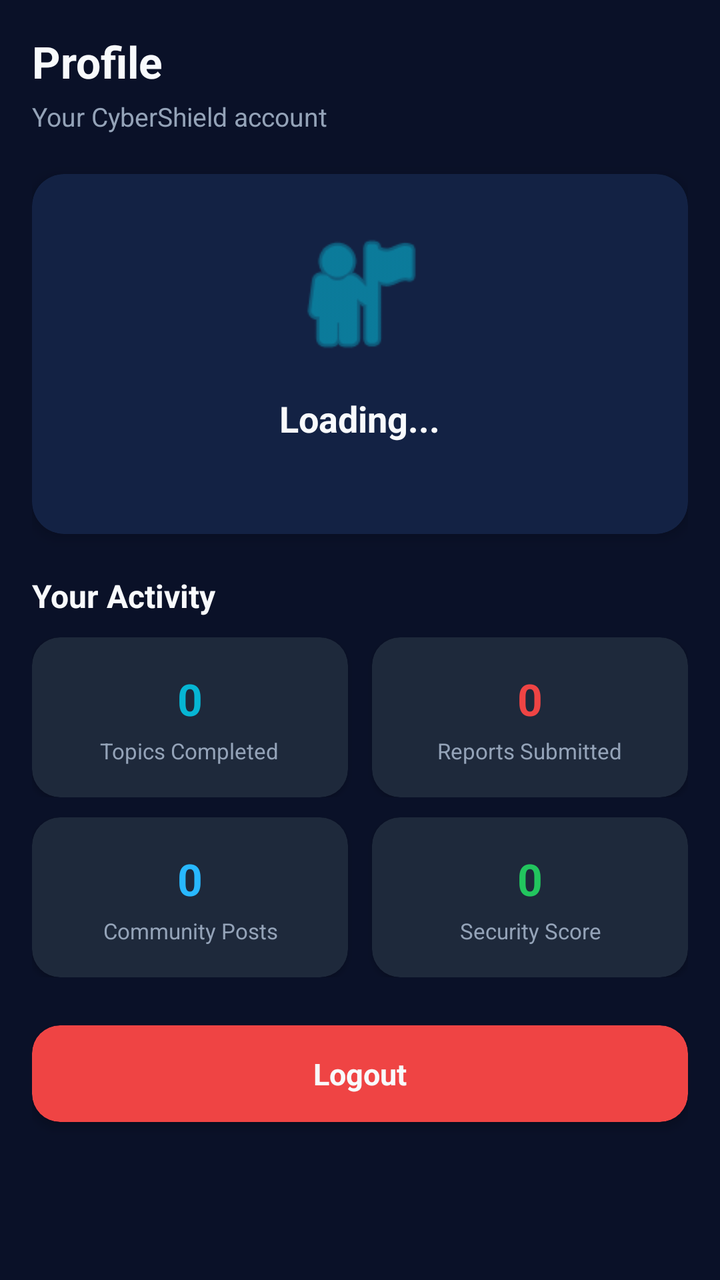
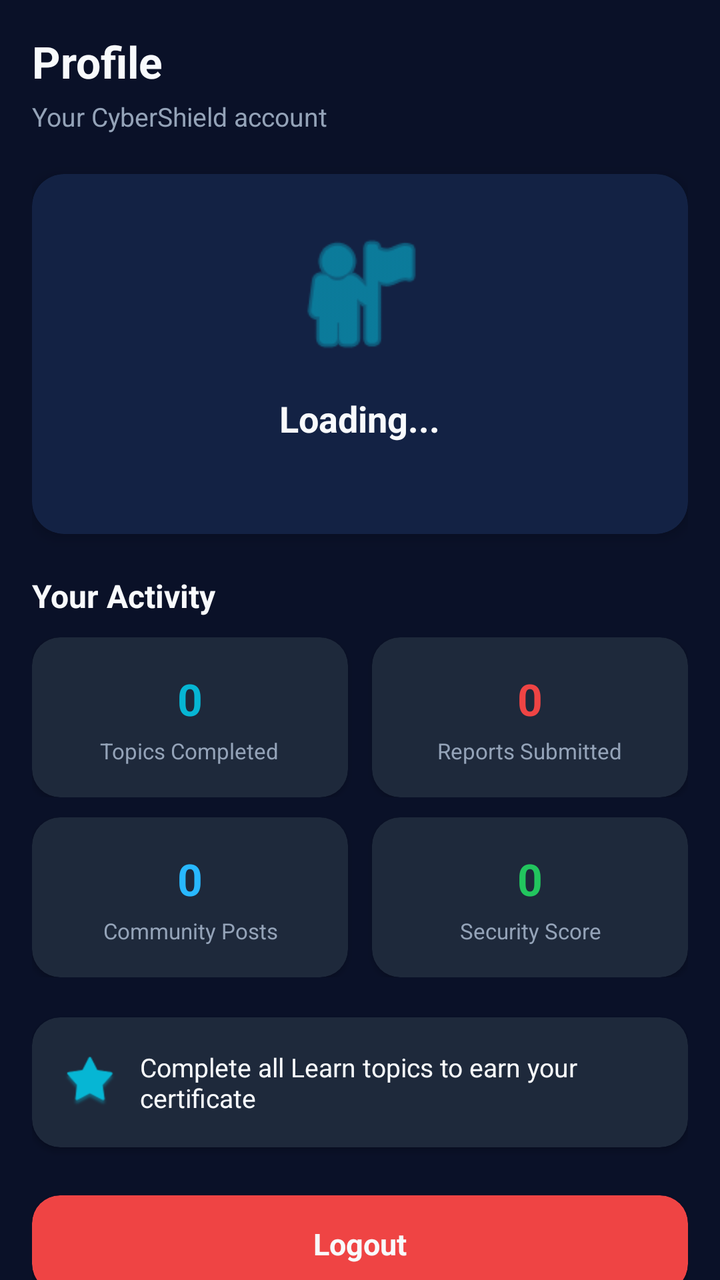

An Android layout rendered at two revisions. The XML below is the earlier revision; the diff shows what the commit changed to produce the second picture.
<!-- AndroidManifest.xml: application theme Theme.CyberShieldCommunity -->
<!-- res/layout/fragment_profile.xml -->
<?xml version="1.0" encoding="utf-8"?>
<androidx.core.widget.NestedScrollView xmlns:android="http://schemas.android.com/apk/res/android"
    xmlns:app="http://schemas.android.com/apk/res-auto"
    android:layout_width="match_parent"
    android:layout_height="match_parent"
    android:background="@color/background"
    android:fillViewport="true">

    <LinearLayout
        android:layout_width="match_parent"
        android:layout_height="wrap_content"
        android:orientation="vertical"
        android:padding="16dp">

        
        <TextView
            android:layout_width="wrap_content"
            android:layout_height="wrap_content"
            android:text="Profile"
            android:textColor="@color/text_primary"
            android:textSize="22sp"
            android:textStyle="bold" />

        <TextView
            android:layout_width="wrap_content"
            android:layout_height="wrap_content"
            android:layout_marginTop="4dp"
            android:layout_marginBottom="20dp"
            android:text="Your CyberShield account"
            android:textColor="@color/txtSecond"
            android:textSize="13sp" />

        
        <androidx.cardview.widget.CardView
            android:layout_width="match_parent"
            android:layout_height="wrap_content"
            android:layout_marginBottom="20dp"
            app:cardBackgroundColor="@color/card_background"
            app:cardCornerRadius="16dp"
            app:cardElevation="4dp">

            <LinearLayout
                android:layout_width="match_parent"
                android:layout_height="wrap_content"
                android:gravity="center_horizontal"
                android:orientation="vertical"
                android:padding="24dp">

                <ImageView
                    android:layout_width="72dp"
                    android:layout_height="72dp"
                    android:src="@android:drawable/ic_menu_myplaces"
                    android:contentDescription="@null"
                    app:tint="@color/accent" />

                <TextView
                    android:id="@+id/tvProfileName"
                    android:layout_width="wrap_content"
                    android:layout_height="wrap_content"
                    android:layout_marginTop="14dp"
                    android:text="Loading..."
                    android:textColor="@color/text_primary"
                    android:textSize="18sp"
                    android:textStyle="bold" />

                <TextView
                    android:id="@+id/tvProfileEmail"
                    android:layout_width="wrap_content"
                    android:layout_height="wrap_content"
                    android:layout_marginTop="4dp"
                    android:text=""
                    android:textColor="@color/txtSecond"
                    android:textSize="13sp" />

            </LinearLayout>
        </androidx.cardview.widget.CardView>

        
        <TextView
            android:layout_width="wrap_content"
            android:layout_height="wrap_content"
            android:layout_marginBottom="10dp"
            android:text="Your Activity"
            android:textColor="@color/text_primary"
            android:textSize="16sp"
            android:textStyle="bold" />

        <LinearLayout
            android:layout_width="match_parent"
            android:layout_height="wrap_content"
            android:orientation="horizontal"
            android:layout_marginBottom="10dp">

            <androidx.cardview.widget.CardView
                android:layout_width="0dp"
                android:layout_height="wrap_content"
                android:layout_weight="1"
                android:layout_marginEnd="6dp"
                app:cardBackgroundColor="@color/surface"
                app:cardCornerRadius="14dp"
                app:cardElevation="2dp">

                <LinearLayout
                    android:layout_width="match_parent"
                    android:layout_height="wrap_content"
                    android:orientation="vertical"
                    android:gravity="center"
                    android:padding="16dp">

                    <TextView
                        android:id="@+id/tvStatTopics"
                        android:layout_width="wrap_content"
                        android:layout_height="wrap_content"
                        android:text="0"
                        android:textColor="@color/accent"
                        android:textSize="22sp"
                        android:textStyle="bold" />

                    <TextView
                        android:layout_width="wrap_content"
                        android:layout_height="wrap_content"
                        android:layout_marginTop="4dp"
                        android:gravity="center"
                        android:text="Topics Completed"
                        android:textColor="@color/txtSecond"
                        android:textSize="11sp" />
                </LinearLayout>
            </androidx.cardview.widget.CardView>

            <androidx.cardview.widget.CardView
                android:layout_width="0dp"
                android:layout_height="wrap_content"
                android:layout_weight="1"
                android:layout_marginStart="6dp"
                app:cardBackgroundColor="@color/surface"
                app:cardCornerRadius="14dp"
                app:cardElevation="2dp">

                <LinearLayout
                    android:layout_width="match_parent"
                    android:layout_height="wrap_content"
                    android:orientation="vertical"
                    android:gravity="center"
                    android:padding="16dp">

                    <TextView
                        android:id="@+id/tvStatReports"
                        android:layout_width="wrap_content"
                        android:layout_height="wrap_content"
                        android:text="0"
                        android:textColor="@color/Dangerred"
                        android:textSize="22sp"
                        android:textStyle="bold" />

                    <TextView
                        android:layout_width="wrap_content"
                        android:layout_height="wrap_content"
                        android:layout_marginTop="4dp"
                        android:gravity="center"
                        android:text="Reports Submitted"
                        android:textColor="@color/txtSecond"
                        android:textSize="11sp" />
                </LinearLayout>
            </androidx.cardview.widget.CardView>
        </LinearLayout>

        <LinearLayout
            android:layout_width="match_parent"
            android:layout_height="wrap_content"
            android:orientation="horizontal">

            <androidx.cardview.widget.CardView
                android:layout_width="0dp"
                android:layout_height="wrap_content"
                android:layout_weight="1"
                android:layout_marginEnd="6dp"
                app:cardBackgroundColor="@color/surface"
                app:cardCornerRadius="14dp"
                app:cardElevation="2dp">

                <LinearLayout
                    android:layout_width="match_parent"
                    android:layout_height="wrap_content"
                    android:orientation="vertical"
                    android:gravity="center"
                    android:padding="16dp">

                    <TextView
                        android:id="@+id/tvStatPosts"
                        android:layout_width="wrap_content"
                        android:layout_height="wrap_content"
                        android:text="0"
                        android:textColor="@color/blue_light"
                        android:textSize="22sp"
                        android:textStyle="bold" />

                    <TextView
                        android:layout_width="wrap_content"
                        android:layout_height="wrap_content"
                        android:layout_marginTop="4dp"
                        android:gravity="center"
                        android:text="Community Posts"
                        android:textColor="@color/txtSecond"
                        android:textSize="11sp" />
                </LinearLayout>
            </androidx.cardview.widget.CardView>

            <androidx.cardview.widget.CardView
                android:layout_width="0dp"
                android:layout_height="wrap_content"
                android:layout_weight="1"
                android:layout_marginStart="6dp"
                app:cardBackgroundColor="@color/surface"
                app:cardCornerRadius="14dp"
                app:cardElevation="2dp">

                <LinearLayout
                    android:layout_width="match_parent"
                    android:layout_height="wrap_content"
                    android:orientation="vertical"
                    android:gravity="center"
                    android:padding="16dp">

                    <TextView
                        android:id="@+id/tvStatSecurityScore"
                        android:layout_width="wrap_content"
                        android:layout_height="wrap_content"
                        android:text="0"
                        android:textColor="@color/Safegreen"
                        android:textSize="22sp"
                        android:textStyle="bold" />

                    <TextView
                        android:layout_width="wrap_content"
                        android:layout_height="wrap_content"
                        android:layout_marginTop="4dp"
                        android:gravity="center"
                        android:text="Security Score"
                        android:textColor="@color/txtSecond"
                        android:textSize="11sp" />
                </LinearLayout>
            </androidx.cardview.widget.CardView>
        </LinearLayout>

        
        <androidx.cardview.widget.CardView
            android:id="@+id/cardLogout"
            android:layout_width="match_parent"
            android:layout_height="wrap_content"
            android:layout_marginTop="24dp"
            android:clickable="true"
            android:focusable="true"
            android:foreground="?attr/selectableItemBackground"
            app:cardBackgroundColor="@color/Dangerred"
            app:cardCornerRadius="14dp"
            app:cardElevation="3dp">

            <TextView
                android:layout_width="match_parent"
                android:layout_height="wrap_content"
                android:gravity="center"
                android:padding="14dp"
                android:text="Logout"
                android:textColor="@color/text_primary"
                android:textSize="15sp"
                android:textStyle="bold" />
        </androidx.cardview.widget.CardView>

    </LinearLayout>
</androidx.core.widget.NestedScrollView>
<!-- resources referenced by this layout -->
<resources>
  <color name="Dangerred">#EF4444</color>
  <color name="Safegreen">#22C55E </color>
  <color name="accent">#06B6D4</color>
  <color name="background">#0A1128 </color>
  <color name="blue_light">#28B8FF</color>
  <color name="card_background">#132244 </color>
  <color name="surface">#1E293B</color>
  <color name="text_primary">#F8FAFC </color>
  <color name="txtSecond">#94A3B8</color>
  <style name="Theme.CyberShieldCommunity" parent="Base.Theme.CyberShieldCommunity" />
  <style name="Base.Theme.CyberShieldCommunity" parent="Theme.Material3.DayNight.NoActionBar">
          
          
      </style>
</resources>

<!-- the commit's change to res/layout/fragment_profile.xml (unified diff, before → after) -->
@@ -241,6 +241,44 @@
                 </LinearLayout>
             </androidx.cardview.widget.CardView>
         </LinearLayout>
+        
+        <androidx.cardview.widget.CardView
+            android:id="@+id/cardCertificate"
+            android:layout_width="match_parent"
+            android:layout_height="wrap_content"
+            android:layout_marginTop="20dp"
+            android:clickable="true"
+            android:focusable="true"
+            android:foreground="?attr/selectableItemBackground"
+            app:cardBackgroundColor="@color/surface"
+            app:cardCornerRadius="14dp"
+            app:cardElevation="2dp">
+
+            <LinearLayout
+                android:layout_width="match_parent"
+                android:layout_height="wrap_content"
+                android:gravity="center_vertical"
+                android:orientation="horizontal"
+                android:padding="16dp">
+
+                <ImageView
+                    android:layout_width="26dp"
+                    android:layout_height="26dp"
+                    android:src="@android:drawable/star_big_on"
+                    android:contentDescription="@null"
+                    app:tint="@color/accent" />
+
+                <TextView
+                    android:id="@+id/tvCertificateStatus"
+                    android:layout_width="0dp"
+                    android:layout_height="wrap_content"
+                    android:layout_weight="1"
+                    android:layout_marginStart="12dp"
+                    android:text="Complete all Learn topics to earn your certificate"
+                    android:textColor="@color/text_primary"
+                    android:textSize="13sp" />
+            </LinearLayout>
+        </androidx.cardview.widget.CardView>
 
         
         <androidx.cardview.widget.CardView
